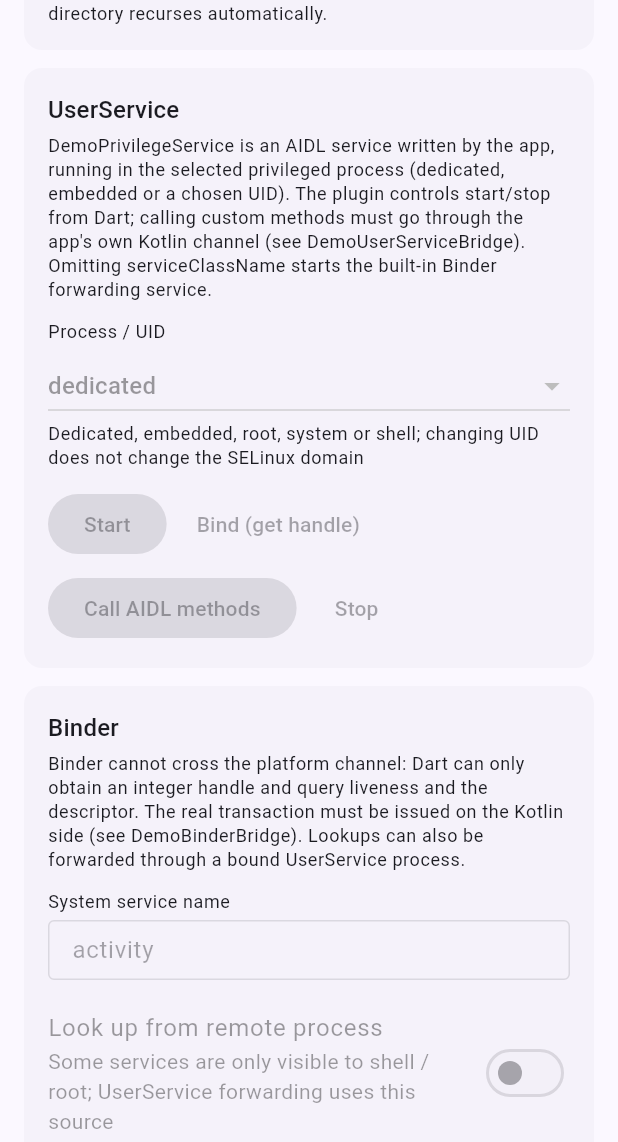
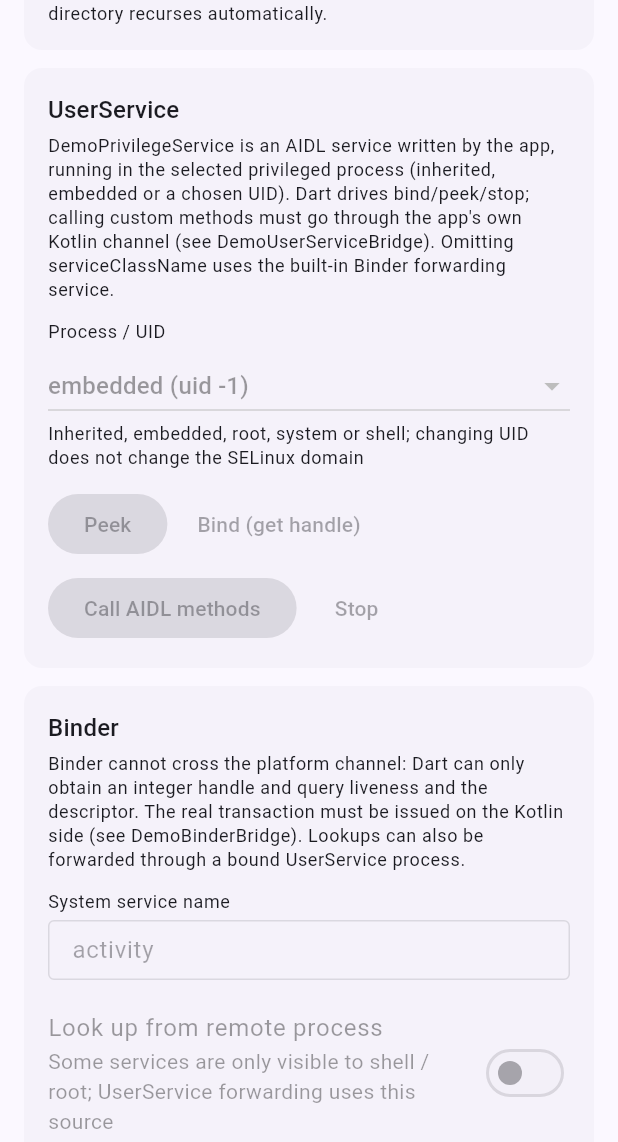
Before and after one commit to runoob-coder/priv-kit-flutter-plugin, a Flutter app: the screen it shows after launch, scrolled down 1728 dp, on a phone screen of 412 x 824 dp, the part 94-1236 px from its top. Run offline on Flutter 3.47's test engine with Material 3 defaults, Android fonts, the phone set to English and light mode, and no system bars; our stand-ins replace freezed_annotation, material_ui, plugin_platform_interface; statements that could not run were skipped.

Commit message:
feat!: bump priv-core to 0.25.0 with UserService bind/peek lifecycle

```diff
--- a/example/lib/l10n/app_en.arb
+++ b/example/lib/l10n/app_en.arb
@@ -198,7 +198,7 @@
   "@userServiceTitle": {
     "description": "Title of the UserService panel."
   },
-  "userServiceDesc": "DemoPrivilegeService is an AIDL service written by the app, running in the selected privileged process (dedicated, embedded or a chosen UID). The plugin controls start/stop from Dart; calling custom methods must go through the app's own Kotlin channel (see DemoUserServiceBridge). Omitting serviceClassName starts the built-in Binder forwarding service.",
+  "userServiceDesc": "DemoPrivilegeService is an AIDL service written by the app, running in the selected privileged process (inherited, embedded or a chosen UID). Dart drives bind/peek/stop; calling custom methods must go through the app's own Kotlin channel (see DemoUserServiceBridge). Omitting serviceClassName uses the built-in Binder forwarding service.",
   "@userServiceDesc": {
     "description": "Description of the UserService panel."
   },
@@ -206,13 +206,13 @@
   "@userServiceProcess": {
     "description": "Title of the UserService process selector."
   },
-  "userServiceProcessSub": "Dedicated, embedded, root, system or shell; changing UID does not change the SELinux domain",
+  "userServiceProcessSub": "Inherited, embedded, root, system or shell; changing UID does not change the SELinux domain",
   "@userServiceProcessSub": {
     "description": "Subtitle of the UserService process selector."
   },
-  "btnStart": "Start",
-  "@btnStart": {
-    "description": "Button: start the service."
+  "btnPeek": "Peek",
+  "@btnPeek": {
+    "description": "Button: connect to a running service."
   },
   "btnBind": "Bind (get handle)",
   "@btnBind": {
--- a/example/lib/l10n/app_zh.arb
+++ b/example/lib/l10n/app_zh.arb
@@ -43,10 +43,10 @@
   "btnStream": "流式执行",
   "btnStopStream": "停止流式命令",
   "userServiceTitle": "UserService",
-  "userServiceDesc": "DemoPrivilegeService 是 App 自己写的 AIDL 服务，运行在所选特权进程（独立、嵌入或指定 UID）。插件的 start/stop 由 Dart 控制；调用自定义方法必须走 App 自己的 Kotlin 通道（见 DemoUserServiceBridge）。省略 serviceClassName 则启动内置 Binder 转发服务。",
+  "userServiceDesc": "DemoPrivilegeService 是 App 自己写的 AIDL 服务，运行在所选特权进程（继承、嵌入或指定 UID）。Dart 负责 bind/peek/stop；调用自定义方法必须走 App 自己的 Kotlin 通道（见 DemoUserServiceBridge）。省略 serviceClassName 则使用内置 Binder 转发服务。",
   "userServiceProcess": "运行进程 / UID",
-  "userServiceProcessSub": "独立、嵌入、root、system 或 shell；改 UID 不会改变 SELinux 域",
-  "btnStart": "启动",
+  "userServiceProcessSub": "继承、嵌入、root、system 或 shell；改 UID 不会改变 SELinux 域",
+  "btnPeek": "连接已有实例",
   "btnBind": "绑定（拿句柄）",
   "btnCallAidl": "调用 AIDL 方法",
   "btnStop": "停止",
--- a/example/lib/l10n/gen_l10n/app_localizations.dart
+++ b/example/lib/l10n/gen_l10n/app_localizations.dart
@@ -359,7 +359,7 @@ abstract class AppLocalizations {
   /// Description of the UserService panel.
   ///
   /// In en, this message translates to:
-  /// **'DemoPrivilegeService is an AIDL service written by the app, running in the selected privileged process (dedicated, embedded or a chosen UID). The plugin controls start/stop from Dart; calling custom methods must go through the app\'s own Kotlin channel (see DemoUserServiceBridge). Omitting serviceClassName starts the built-in Binder forwarding service.'**
+  /// **'DemoPrivilegeService is an AIDL service written by the app, running in the selected privileged process (inherited, embedded or a chosen UID). Dart drives bind/peek/stop; calling custom methods must go through the app\'s own Kotlin channel (see DemoUserServiceBridge). Omitting serviceClassName uses the built-in Binder forwarding service.'**
   String get userServiceDesc;
 
   /// Title of the UserService process selector.
@@ -371,14 +371,14 @@ abstract class AppLocalizations {
   /// Subtitle of the UserService process selector.
   ///
   /// In en, this message translates to:
-  /// **'Dedicated, embedded, root, system or shell; changing UID does not change the SELinux domain'**
+  /// **'Inherited, embedded, root, system or shell; changing UID does not change the SELinux domain'**
   String get userServiceProcessSub;
 
-  /// Button: start the service.
+  /// Button: connect to a running service.
   ///
   /// In en, this message translates to:
-  /// **'Start'**
-  String get btnStart;
+  /// **'Peek'**
+  String get btnPeek;
 
   /// Button: bind the service.
   ///
--- a/example/lib/l10n/gen_l10n/app_localizations_en.dart
+++ b/example/lib/l10n/gen_l10n/app_localizations_en.dart
@@ -152,17 +152,17 @@ class AppLocalizationsEn extends AppLocalizations {
 
   @override
   String get userServiceDesc =>
-      'DemoPrivilegeService is an AIDL service written by the app, running in the selected privileged process (dedicated, embedded or a chosen UID). The plugin controls start/stop from Dart; calling custom methods must go through the app\'s own Kotlin channel (see DemoUserServiceBridge). Omitting serviceClassName starts the built-in Binder forwarding service.';
+      'DemoPrivilegeService is an AIDL service written by the app, running in the selected privileged process (inherited, embedded or a chosen UID). Dart drives bind/peek/stop; calling custom methods must go through the app\'s own Kotlin channel (see DemoUserServiceBridge). Omitting serviceClassName uses the built-in Binder forwarding service.';
 
   @override
   String get userServiceProcess => 'Process / UID';
 
   @override
   String get userServiceProcessSub =>
-      'Dedicated, embedded, root, system or shell; changing UID does not change the SELinux domain';
+      'Inherited, embedded, root, system or shell; changing UID does not change the SELinux domain';
 
   @override
-  String get btnStart => 'Start';
+  String get btnPeek => 'Peek';
 
   @override
   String get btnBind => 'Bind (get handle)';
--- a/example/lib/l10n/gen_l10n/app_localizations_zh.dart
+++ b/example/lib/l10n/gen_l10n/app_localizations_zh.dart
@@ -148,17 +148,17 @@ class AppLocalizationsZh extends AppLocalizations {
 
   @override
   String get userServiceDesc =>
-      'DemoPrivilegeService 是 App 自己写的 AIDL 服务，运行在所选特权进程（独立、嵌入或指定 UID）。插件的 start/stop 由 Dart 控制；调用自定义方法必须走 App 自己的 Kotlin 通道（见 DemoUserServiceBridge）。省略 serviceClassName 则启动内置 Binder 转发服务。';
+      'DemoPrivilegeService 是 App 自己写的 AIDL 服务，运行在所选特权进程（继承、嵌入或指定 UID）。Dart 负责 bind/peek/stop；调用自定义方法必须走 App 自己的 Kotlin 通道（见 DemoUserServiceBridge）。省略 serviceClassName 则使用内置 Binder 转发服务。';
 
   @override
   String get userServiceProcess => '运行进程 / UID';
 
   @override
   String get userServiceProcessSub =>
-      '独立、嵌入、root、system 或 shell；改 UID 不会改变 SELinux 域';
+      '继承、嵌入、root、system 或 shell；改 UID 不会改变 SELinux 域';
 
   @override
-  String get btnStart => '启动';
+  String get btnPeek => '连接已有实例';
 
   @override
   String get btnBind => '绑定（拿句柄）';
--- a/example/lib/main.dart
+++ b/example/lib/main.dart
@@ -410,9 +410,8 @@ class _MyAppState extends State<MyApp> {
   /// `DemoBinderBridge`.
   static const _binderChannel = MethodChannel('priv_kit_example/binder');
 
-  /// Process/UID choices mirroring `PrivilegeUserServiceProcess`.
   static const _processOptions = <PrivUserServiceProcess>[
-    PrivUserServiceProcess.dedicated,
+    PrivUserServiceProcess.inherit,
     PrivUserServiceProcess.embedded,
     PrivUserServiceProcess.root,
     PrivUserServiceProcess.system,
@@ -420,43 +419,39 @@ class _MyAppState extends State<MyApp> {
   ];
 
   static String _processLabel(PrivUserServiceProcess process) =>
-      switch (process.uid) {
-        null => 'dedicated',
-        privilegeUserServiceUidEmbedded => 'embedded (uid -1)',
-        privilegeUserServiceUidRoot => 'root (uid 0)',
-        privilegeUserServiceUidSystem => 'system (uid 1000)',
-        privilegeUserServiceUidShell => 'shell (uid 2000)',
-        _ => 'uid ${process.uid}',
-      };
+      '${process.wireName.toLowerCase()} (uid ${process.uid})';
 
   PrivUserServiceSpec _userServiceSpec(PrivUserServiceProcess process) =>
       PrivUserServiceSpec(
         serviceClassName: 'com.noob_coder.priv_kit_example.DemoPrivilegeService',
-        tag: 'demo-${process.uid ?? 'dedicated'}',
+        tag: 'demo-${process.wireName.toLowerCase()}',
         process: process,
       );
 
-  Future<void> _startUserService(PrivUserServiceProcess process) =>
-      _run(() async {
-        final spec = _userServiceSpec(process);
-        await _privKit.startUserService(spec);
-        _log('startUserService -> ${spec.tag} process=${spec.process}');
-      });
-
-  /// Dart can hold the connection handle, but cannot call the service with it.
+  /// Daemon mode keeps the instance alive after unbind, so peek can reconnect.
   Future<void> _bindUserService(PrivUserServiceProcess process) =>
       _run(() async {
         final handle = await _privKit.bindUserService(
           _userServiceSpec(process),
+          daemon: true,
         );
-        final info = await _privKit.userServiceConnectionInfo(handle);
         _log(
-          'bindUserService -> handle=$handle uid=${info.uid} '
-          'callingPackage=${info.callingPackageName} '
-          '(Binder cannot cross to Dart)',
+          'bindUserService -> handle=$handle '
+          'connected=${await _privKit.userServiceIsConnected(handle)}',
         );
         await _privKit.unbindUserService(handle);
         _log('unbindUserService -> handle=$handle');
+      });
+
+  Future<void> _peekUserService(PrivUserServiceProcess process) =>
+      _run(() async {
+        final handle = await _privKit.peekUserService(_userServiceSpec(process));
+        if (handle == null) {
+          _log('peekUserService -> no running instance');
+          return;
+        }
+        _log('peekUserService -> handle=$handle');
+        await _privKit.unbindUserService(handle);
       });
 
   /// The real call path: the example's Kotlin side binds the service, converts
@@ -465,20 +460,20 @@ class _MyAppState extends State<MyApp> {
       _run(() async {
         final uid = await _userServiceChannel.invokeMethod<String>(
           'call',
-          <String, Object?>{'processUid': process.uid, 'method': 'getUid'},
+          <String, Object?>{'process': process.wireName, 'method': 'getUid'},
         );
         _log('IDemoPrivilegeService.getUid() -> $uid');
 
         final isEmbedded = await _userServiceChannel.invokeMethod<bool>(
           'call',
-          <String, Object?>{'processUid': process.uid, 'method': 'isEmbedded'},
+          <String, Object?>{'process': process.wireName, 'method': 'isEmbedded'},
         );
         _log('IDemoPrivilegeService.isEmbedded() -> $isEmbedded');
 
         final sum = await _userServiceChannel.invokeMethod<int>(
           'call',
           <String, Object?>{
-            'processUid': process.uid,
+            'process': process.wireName,
             'method': 'add',
             'args': <String, Object?>{'a': 20, 'b': 22},
           },
@@ -577,15 +572,14 @@ class _MyAppState extends State<MyApp> {
     );
     final connection = await _privKit.bindUserService(spec);
     try {
-      final info = await _privKit.userServiceConnectionInfo(connection);
       final has = await _privKit.binderHasSystemService(
         serviceName,
         source: PrivBinderServiceSource.remoteProcess,
         userServiceHandle: connection,
       );
       _log(
-        'forwarded lookup($serviceName) -> has=$has uid=${info.uid} '
-        'callingPackage=${info.callingPackageName}',
+        'forwarded lookup($serviceName) -> has=$has '
+        'connected=${await _privKit.userServiceIsConnected(connection)}',
       );
       final handle = await _privKit.binderFromSystemService(
         serviceName,
@@ -758,8 +752,8 @@ class _MyAppState extends State<MyApp> {
               const SizedBox(height: 12),
               _UserServicePanel(
                 enabled: server != null && !_busy,
-                onStart: _startUserService,
                 onBind: _bindUserService,
+                onPeek: _peekUserService,
                 onCall: _callDemoUserService,
                 onStop: _stopUserService,
               ),
@@ -1145,15 +1139,15 @@ class _CommandPanelState extends State<_CommandPanel> {
 class _UserServicePanel extends StatefulWidget {
   const _UserServicePanel({
     required this.enabled,
-    required this.onStart,
     required this.onBind,
+    required this.onPeek,
     required this.onCall,
     required this.onStop,
   });
 
   final bool enabled;
-  final Future<void> Function(PrivUserServiceProcess process) onStart;
   final Future<void> Function(PrivUserServiceProcess process) onBind;
+  final Future<void> Function(PrivUserServiceProcess process) onPeek;
   final Future<void> Function(PrivUserServiceProcess process) onCall;
   final Future<void> Function(PrivUserServiceProcess process) onStop;
 
@@ -1162,7 +1156,7 @@ class _UserServicePanel extends StatefulWidget {
 }
 
 class _UserServicePanelState extends State<_UserServicePanel> {
-  var _process = PrivUserServiceProcess.dedicated;
+  var _process = PrivUserServiceProcess.embedded;
 
   @override
   Widget build(BuildContext context) {
@@ -1197,9 +1191,9 @@ class _UserServicePanelState extends State<_UserServicePanel> {
             runSpacing: 8,
             children: [
               _button(
-                label: l10n.btnStart,
+                label: l10n.btnPeek,
                 style: .tinted,
-                onPressed: enabled ? () => widget.onStart(_process) : null,
+                onPressed: enabled ? () => widget.onPeek(_process) : null,
               ),
               _button(
                 label: l10n.btnBind,
--- a/lib/src/models/user_service.dart
+++ b/lib/src/models/user_service.dart
@@ -2,122 +2,57 @@ import 'package:freezed_annotation/freezed_annotation.dart';
 
 part 'user_service.freezed.dart';
 
-/// Default instance tag used by `PrivilegeUserServiceSpec`.
-const String privilegeUserServiceDefaultTag = 'default';
+/// Where a UserService runs, mirroring `PrivilegeUserServiceProcess`.
+class PrivUserServiceProcess {
+  const PrivUserServiceProcess._(this.wireName, this.uid);
 
-/// UID that runs a UserService inside the Privileged Server process.
-const int privilegeUserServiceUidEmbedded = -1;
+  /// Dedicated process inheriting the server UID.
+  static const inherit = PrivUserServiceProcess._('INHERIT', -2);
 
-/// UID of a dedicated UserService process running as root.
-const int privilegeUserServiceUidRoot = 0;
+  /// Privileged Server process (default).
+  static const embedded = PrivUserServiceProcess._('EMBEDDED', -1);
 
-/// UID of a dedicated UserService process running as `android` (system).
-const int privilegeUserServiceUidSystem = 1000;
+  /// Dedicated root process.
+  static const root = PrivUserServiceProcess._('ROOT', 0);
 
-/// UID of a dedicated UserService process running as `com.android.shell`.
-const int privilegeUserServiceUidShell = 2000;
+  /// Dedicated system process (UID 1000).
+  static const system = PrivUserServiceProcess._('SYSTEM', 1000);
 
-/// Selects where a UserService runs, and with which UID.
-///
-/// Mirrors `priv.kit.core.userservice.PrivilegeUserServiceProcess`.
-///
-/// A null [uid] (the default) starts a dedicated child process that inherits
-/// the server's UID. [privilegeUserServiceUidEmbedded] embeds the service in
-/// the Privileged Server process. The remaining supported UIDs are root,
-/// system and shell.
-///
-/// Changing the UID does not change the inherited SELinux domain, nor does it
-/// turn the process into an Android application process.
-class PrivUserServiceProcess {
-  const PrivUserServiceProcess._(this.uid);
+  /// Dedicated shell process (UID 2000).
+  static const shell = PrivUserServiceProcess._('SHELL', 2000);
 
-  /// Creates a process selection, rejecting UIDs priv-core does not support.
-  factory PrivUserServiceProcess({int? uid}) {
-    if (uid != null &&
-        uid != privilegeUserServiceUidEmbedded &&
-        uid != privilegeUserServiceUidRoot &&
-        uid != privilegeUserServiceUidSystem &&
-        uid != privilegeUserServiceUidShell) {
-      throw ArgumentError.value(
-        uid,
-        'uid',
-        'must be null, -1 (embedded), 0 (root), 1000 (system) or 2000 (shell)',
-      );
-    }
-    return PrivUserServiceProcess._(uid);
-  }
+  static const List<PrivUserServiceProcess> values = <PrivUserServiceProcess>[
+    inherit,
+    embedded,
+    root,
+    system,
+    shell,
+  ];
 
-  /// Dedicated child process inheriting the server UID.
-  static const PrivUserServiceProcess dedicated = PrivUserServiceProcess._(
-    null,
-  );
+  /// Name sent to priv-core.
+  final String wireName;
 
-  /// Runs inside the Privileged Server process.
-  static const PrivUserServiceProcess embedded = PrivUserServiceProcess._(
-    privilegeUserServiceUidEmbedded,
-  );
+  /// Requested UID; changing it keeps the server's SELinux domain.
+  final int uid;
 
-  /// Dedicated process with UID 0 (root).
-  static const PrivUserServiceProcess root = PrivUserServiceProcess._(
-    privilegeUserServiceUidRoot,
-  );
-
-  /// Dedicated process with UID 1000 (`android`).
-  static const PrivUserServiceProcess system = PrivUserServiceProcess._(
-    privilegeUserServiceUidSystem,
-  );
-
-  /// Dedicated process with UID 2000 (`com.android.shell`).
-  static const PrivUserServiceProcess shell = PrivUserServiceProcess._(
-    privilegeUserServiceUidShell,
-  );
-
-  /// Requested UID; `null` means the server UID in a dedicated process.
-  final int? uid;
-
-  /// Whether the service shares the Privileged Server process.
-  bool get isEmbedded => uid == privilegeUserServiceUidEmbedded;
+  bool get isEmbedded => this == embedded;
 
   @override
-  bool operator ==(Object other) =>
-      identical(this, other) ||
-      (other is PrivUserServiceProcess && other.uid == uid);
-
-  @override
-  int get hashCode => uid.hashCode;
-
-  @override
-  String toString() => 'PrivUserServiceProcess(uid: $uid)';
+  String toString() => 'PrivUserServiceProcess.$wireName';
 }
 
-/// Identifies one instance of a UserService.
-///
-/// Mirrors `priv.kit.core.userservice.PrivilegeUserServiceSpec`.
-///
-/// An instance is identified by [serviceClassName] plus [tag]. Bump [version]
-/// when the implementation is no longer compatible, and the runtime replaces
-/// the running instance.
+/// Identifies one UserService instance, mirroring `PrivilegeUserServiceSpec`.
 @freezed
 abstract class PrivUserServiceSpec with _$PrivUserServiceSpec {
   const factory PrivUserServiceSpec({
-    /// Fully qualified name of the Kotlin class implementing the AIDL service.
-    ///
-    /// Omit it to use priv-core's built-in Binder forwarding service, which
-    /// needs no app-defined class or business AIDL.
+    /// Omit for priv-core's built-in Binder forwarding service.
     String? serviceClassName,
 
-    /// Distinguishes several instances of the same class.
-    @Default(privilegeUserServiceDefaultTag) String tag,
+    /// Separates instances of the same class.
+    String? tag,
 
-    /// Compatibility marker; change it to replace a running instance.
-    @Default(1) int version,
-
-    /// Where the service runs, and with which UID.
-    @Default(PrivUserServiceProcess.dedicated) PrivUserServiceProcess process,
-
-    /// When true the service survives the owner process death until it is
-    /// stopped explicitly or the server exits.
-    @Default(false) bool daemon,
+    /// Where the service runs.
+    @Default(PrivUserServiceProcess.embedded) PrivUserServiceProcess process,
   }) = _PrivUserServiceSpec;
 
   const PrivUserServiceSpec._();
@@ -126,34 +61,6 @@ abstract class PrivUserServiceSpec with _$PrivUserServiceSpec {
   Map<String, Object?> toMap() => <String, Object?>{
     'serviceClassName': serviceClassName,
     'tag': tag,
-    'version': version,
-    'processUid': process.uid,
-    'daemon': daemon,
+    'process': process.wireName,
   };
 }
-
-/// Identity of a bound UserService connection.
-///
-/// Mirrors `PrivilegeUserServiceConnection.uid` and
-/// `PrivilegeUserServiceConnection.callingPackageName`. The Binder itself never
-/// crosses the platform channel, so Dart only holds an integer handle.
-@freezed
-abstract class PrivUserServiceConnectionInfo
-    with _$PrivUserServiceConnectionInfo {
-  const factory PrivUserServiceConnectionInfo({
-    /// Effective UID of the process hosting the connection.
-    required int uid,
-
-    /// Package identity to pass to system calls, when the UID has one.
-    String? callingPackageName,
-  }) = _PrivUserServiceConnectionInfo;
-
-  const PrivUserServiceConnectionInfo._();
-
-  /// Decodes the map sent by the Android side.
-  factory PrivUserServiceConnectionInfo.fromMap(Map<dynamic, dynamic> map) =>
-      PrivUserServiceConnectionInfo(
-        uid: (map['uid'] as num).toInt(),
-        callingPackageName: map['callingPackageName'] as String?,
-      );
-}
--- a/pubspec.yaml
+++ b/pubspec.yaml
@@ -2,7 +2,7 @@ name: priv_kit
 description: >-
   An app-owned privileged Android runtime:
   Priv Kit supports startup through Root, ADB, Manual, and external authorization bridges.
-version: 0.24.2
+version: 0.25.0
 homepage: https://priv-kit.pages.dev
 repository: https://github.com/runoob-coder/priv-kit-flutter-plugin
 issue_tracker: https://github.com/runoob-coder/priv-kit-flutter-plugin/issues
```
Also changed, not shown: lib/priv_kit_method_channel.dart (+15 -13 lines), lib/priv_kit_platform_interface.dart (+12 -16 lines), lib/src/priv_kit.dart (+16 -31 lines), example/pubspec.lock, lib/src/models/user_service.freezed.dart, 15 other files.
